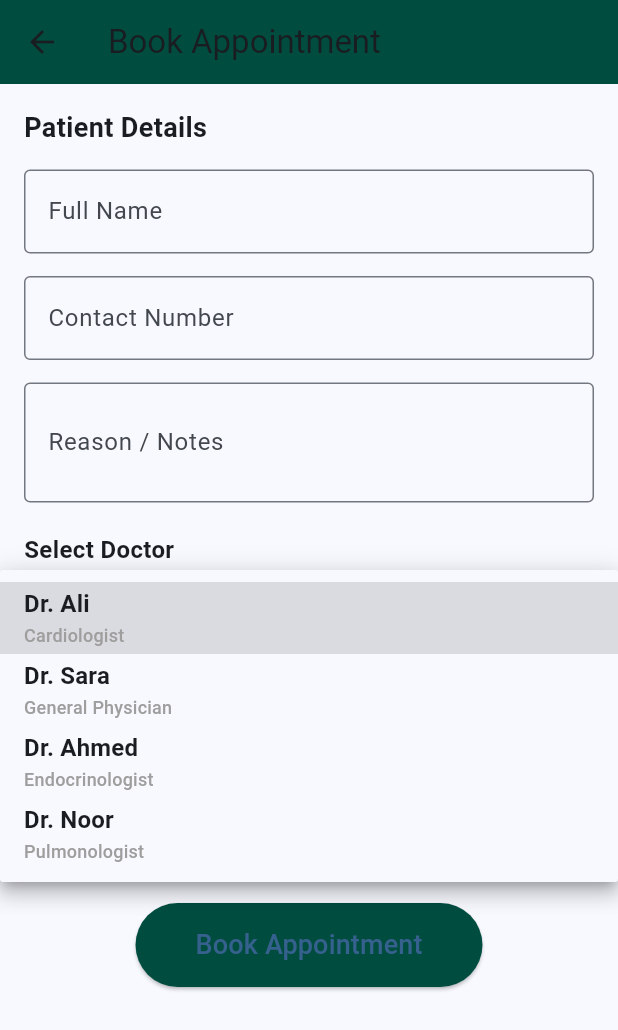
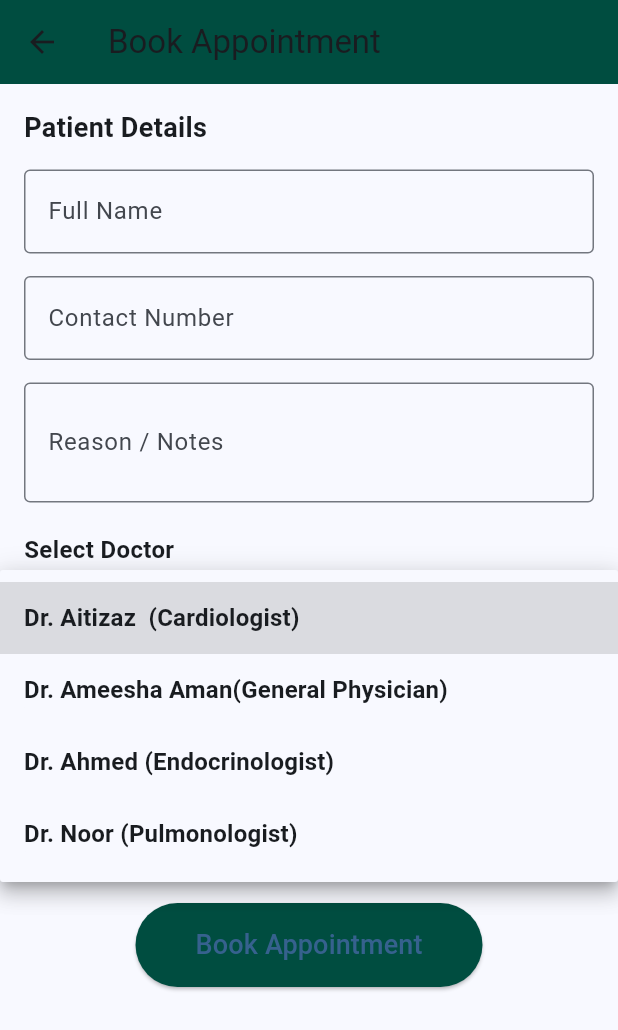
Before and after one commit to ahmad000-web/Bio_Monitor, a Flutter app: the AppointmentScreen screen opened directly with empty values, after a tap on the "arrow drop down" icon, on a phone screen of 412 x 824 dp. Shown: the top 1030 px of the screen. Run offline on Flutter 3.47's test engine with Material 3 defaults, Android fonts, the phone set to English and light mode, and no system bars; our stand-ins replace get, google_sign_in, image_picker, shared_preferences, sqflite, youtube_player_flutter; accounts and stored records are empty.

Commit message:
-m "Updated project files"

```diff
--- a/lib/appointment.dart
+++ b/lib/appointment.dart
@@ -1,5 +1,7 @@
 import 'package:flutter/material.dart';
+
 import 'db/database_helper.dart';
+
 class AppointmentScreen extends StatefulWidget {
   final Map<String, dynamic> userData;
 
@@ -23,10 +25,22 @@ class _AppointmentScreenState extends State<AppointmentScreen> {
 
   // Doctor data: name -> {email, specialization}
   final Map<String, Map<String, String>> doctors = {
-    "Dr. Ali": {"email": "dr.ali@example.com", "specialization": "Cardiologist"},
-    "Dr. Sara": {"email": "dr.sara@example.com", "specialization": "General Physician"},
-    "Dr. Ahmed": {"email": "dr.ahmed@example.com", "specialization": "Endocrinologist"},
-    "Dr. Noor": {"email": "dr.noor@example.com", "specialization": "Pulmonologist"},
+    "Dr. Aitizaz  (Cardiologist)": {
+      "email": "aitizaz844@gmail.com",
+      "specialization": "Cardiologist"
+    },
+    "Dr. Ameesha Aman(General Physician)": {
+      "email": "abbasameesha@gmail.com",
+      "specialization": "General Physician"
+    },
+    "Dr. Ahmed (Endocrinologist)": {
+      "email": "eahmadbhatti7@gmail.com",
+      "specialization": "Endocrinologist"
+    },
+    "Dr. Noor (Pulmonologist)": {
+      "email": "eahmadbhatti7@gmail.com",
+      "specialization": "Pulmonologist"
+    },
   };
 
   @override
@@ -51,7 +65,8 @@ class _AppointmentScreenState extends State<AppointmentScreen> {
 
               _buildTextField(nameController, "Full Name"),
               const SizedBox(height: 15),
-              _buildTextField(contactController, "Contact Number", keyboard: TextInputType.phone),
+              _buildTextField(contactController, "Contact Number",
+                  keyboard: TextInputType.phone),
               const SizedBox(height: 15),
               _buildTextField(notesController, "Reason / Notes", maxLines: 2),
               const SizedBox(height: 20),
@@ -65,7 +80,8 @@ class _AppointmentScreenState extends State<AppointmentScreen> {
               DropdownButtonFormField<String>(
                 decoration: const InputDecoration(
                   border: OutlineInputBorder(),
-                  contentPadding: EdgeInsets.symmetric(horizontal: 12, vertical: 10),
+                  contentPadding:
+                      EdgeInsets.symmetric(horizontal: 12, vertical: 10),
                 ),
                 value: selectedDoctor,
                 items: doctors.entries.map((entry) {
@@ -77,8 +93,12 @@ class _AppointmentScreenState extends State<AppointmentScreen> {
                       crossAxisAlignment: CrossAxisAlignment.start,
                       mainAxisAlignment: MainAxisAlignment.center,
                       children: [
-                        Text(name, style: const TextStyle(fontWeight: FontWeight.bold)),
-                        Text(specialization, style: const TextStyle(fontSize: 12, color: Colors.grey)),
+                        Text(name,
+                            style:
+                                const TextStyle(fontWeight: FontWeight.bold)),
+                        Text(specialization,
+                            style: const TextStyle(
+                                fontSize: 0.1, color: Colors.grey)),
                       ],
                     ),
                   );
@@ -101,7 +121,8 @@ class _AppointmentScreenState extends State<AppointmentScreen> {
                   ),
                   ElevatedButton(
                     onPressed: _pickDate,
-                    style: ElevatedButton.styleFrom(backgroundColor: Colors.teal.shade900),
+                    style: ElevatedButton.styleFrom(
+                        backgroundColor: Colors.teal.shade900),
                     child: const Text("Select Date"),
                   ),
                 ],
@@ -118,7 +139,8 @@ class _AppointmentScreenState extends State<AppointmentScreen> {
                   ),
                   ElevatedButton(
                     onPressed: _pickTime,
-                    style: ElevatedButton.styleFrom(backgroundColor: Colors.teal.shade900),
+                    style: ElevatedButton.styleFrom(
+                        backgroundColor: Colors.teal.shade900),
                     child: const Text("Select Time"),
                   ),
                 ],
@@ -131,9 +153,11 @@ class _AppointmentScreenState extends State<AppointmentScreen> {
                   onPressed: _submitAppointment,
                   style: ElevatedButton.styleFrom(
                     backgroundColor: Colors.teal.shade900,
-                    padding: const EdgeInsets.symmetric(horizontal: 40, vertical: 15),
+                    padding: const EdgeInsets.symmetric(
+                        horizontal: 40, vertical: 15),
                   ),
-                  child: const Text("Book Appointment", style: TextStyle(fontSize: 18)),
+                  child: const Text("Book Appointment",
+                      style: TextStyle(fontSize: 18)),
                 ),
               ),
             ],
@@ -194,7 +218,8 @@ class _AppointmentScreenState extends State<AppointmentScreen> {
     await DatabaseHelper().insertAppointment({
       "doctor": doctorName,
       "specialization": specialization,
-      "date": "${selectedDate!.day}/${selectedDate!.month}/${selectedDate!.year}",
+      "date":
+          "${selectedDate!.day}/${selectedDate!.month}/${selectedDate!.year}",
       "time": selectedTime!.format(context),
       "notes": notesController.text,
     });
--- a/lib/articles/article_dengue.dart
+++ b/lib/articles/article_dengue.dart
@@ -5,7 +5,10 @@ class ArticleDengue extends StatelessWidget {
   Widget build(BuildContext context) {
     return Scaffold(
       appBar: AppBar(
-        title: Text("Dengue Awareness"),
+        title: Text(
+          "Dengue Awareness",
+          style: TextStyle(color: Colors.white),
+        ),
         backgroundColor: Colors.red.shade700,
       ),
       body: ListView(
--- a/lib/bmi.dart
+++ b/lib/bmi.dart
@@ -120,7 +120,10 @@ class _BMIState extends State<BMI> {
     return Scaffold(
       backgroundColor: bgColor,
       appBar: AppBar(
-        title: const Text("BMI Calculator"),
+        title: const Text(
+          "BMI Calculator",
+          style: TextStyle(color: Colors.white),
+        ),
         backgroundColor: Colors.teal.shade900,
       ),
       body: Center(
--- a/lib/history_checkup.dart
+++ b/lib/history_checkup.dart
@@ -33,7 +33,10 @@ class _HistoryPageState extends State<HistoryPage> {
   Widget build(BuildContext context) {
     return Scaffold(
       appBar: AppBar(
-        title: const Text("History"),
+        title: const Text(
+          "History",
+          style: TextStyle(color: Colors.white),
+        ),
         backgroundColor: Colors.teal.shade900,
       ),
       body: ListView(
--- a/lib/yogaexercise.dart
+++ b/lib/yogaexercise.dart
@@ -38,7 +38,10 @@ class _YogaExercisePageState extends State<YogaExercisePage> {
   Widget build(BuildContext context) {
     return Scaffold(
       appBar: AppBar(
-        title: Text("Yoga Exercises"),
+        title: Text(
+          "Yoga Exercises",
+          style: TextStyle(color: Colors.white),
+        ),
         backgroundColor: Colors.teal.shade900,
       ),
       body: ListView(
--- a/pubspec.yaml
+++ b/pubspec.yaml
@@ -6,7 +6,6 @@ version: 1.0.0+1
 
 environment:
   sdk: ">=3.0.0 <4.0.0"
-
 dependencies:
   google_sign_in: ^6.1.0  # or latest
   http: ^0.13.0
@@ -26,11 +25,6 @@ dependencies:
   mailer: ^6.3.2
   connectivity_plus: ^5.0.2
   flutter_email_sender: ^6.0.0
-
-
-
-
-
 dev_dependencies:
   flutter_test:
     sdk: flutter
```
Also changed, not shown: lib/regular_checkup.dart (+19 -10 lines), lib/splash_screen.dart (+16 -8 lines), pubspec.lock (added). Lines whose indentation alone changed are shown as unchanged.
